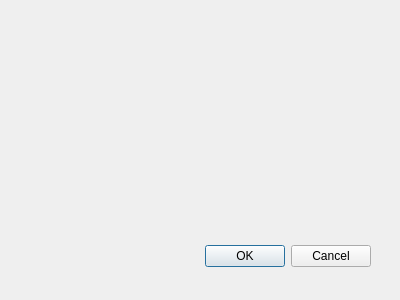
The window that User/usermanager.ui (stonefjd/Cutting) describes before a commit, drawn with Qt 5.
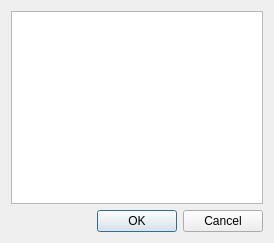
The same window after the commit.

Patch:
```diff
--- a/User/usermanager.ui
+++ b/User/usermanager.ui
@@ -8,22 +8,26 @@
    <rect>
     <x>0</x>
     <y>0</y>
-    <width>400</width>
-    <height>300</height>
+    <width>274</width>
+    <height>243</height>
    </rect>
   </property>
   <property name="windowTitle">
    <string>Dialog</string>
   </property>
-  <widget name="buttonBox" class="QDialogButtonBox">
-   <property name="geometry">
-    <rect>
-     <x>30</x>
-     <y>240</y>
-     <width>341</width>
-     <height>32</height>
-    </rect>
-   </property>
+  <layout class="QVBoxLayout" name="verticalLayout">
+   <item>
+    <widget class="QTableView" name="tableView">
+     <property name="sizePolicy">
+      <sizepolicy hsizetype="Preferred" vsizetype="Expanding">
+       <horstretch>0</horstretch>
+       <verstretch>0</verstretch>
+      </sizepolicy>
+     </property>
+    </widget>
+   </item>
+   <item>
+    <widget class="QDialogButtonBox" name="buttonBox">
    <property name="orientation">
     <enum>Qt::Horizontal</enum>
    </property>
@@ -31,6 +35,8 @@
     <set>QDialogButtonBox::Cancel|QDialogButtonBox::Ok</set>
    </property>
   </widget>
+   </item>
+  </layout>
  </widget>
  <pixmapfunction/>
  <resources/>
```
Left out of the diff: 7 changed lines with no effect on the pictures. Lines whose indentation alone changed are shown as unchanged.
